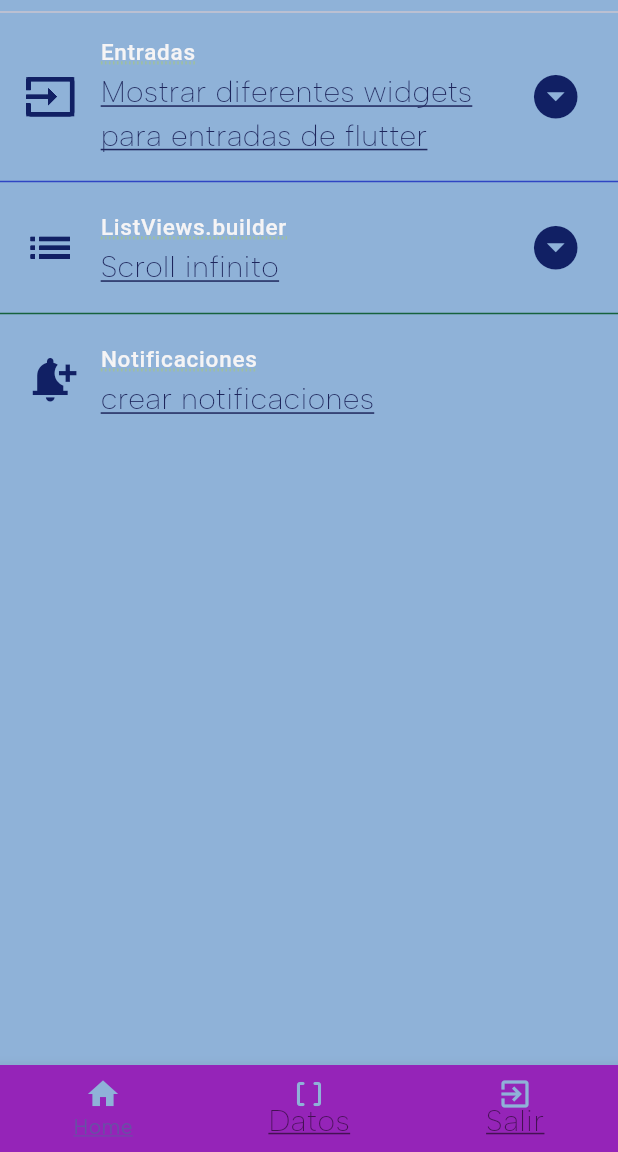
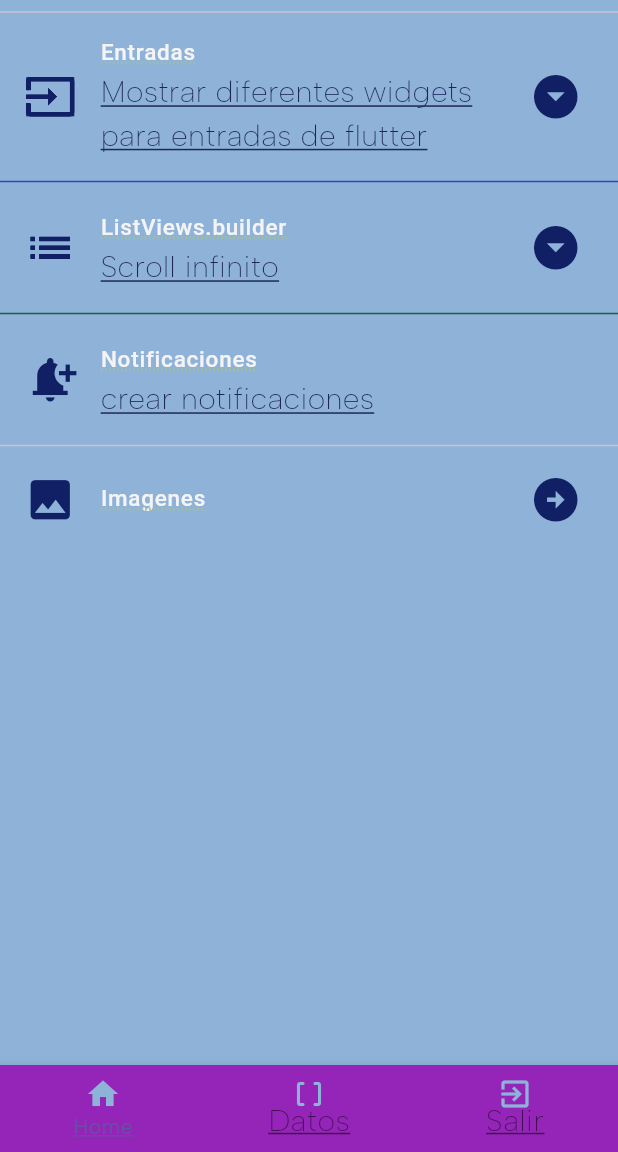
Before and after one commit to GabrielGLuna/componentes_flutter, a Flutter app: the screen it shows after launch, on a phone screen of 412 x 824 dp, the part 84-1236 px from its top. Run offline on Flutter 3.47's test engine with Material 3 defaults, Android fonts, the phone set to English and light mode, and no system bars; our stand-ins replace google_fonts.

Commit message:
13  Images 1

```diff
--- a/lib/screens/home_Screen.dart
+++ b/lib/screens/home_Screen.dart
@@ -1,4 +1,5 @@
 import 'package:flutter/material.dart';
+import 'package:practica_3/screens/images_screen.dart';
 import 'package:practica_3/screens/infinite_list_screen.dart';
 import 'package:practica_3/screens/input_screen.dart';
 import 'package:practica_3/screens/notifications_screen.dart';
@@ -86,6 +87,23 @@ class HomeScreen extends StatelessWidget {
                 Navigator.push(context, ruta3);
               },
             ),
+            const  Divider(),
+            ListTile(
+              leading: IconTheme(
+                data: AppTheme.lightTheme.iconTheme,
+                child: const Icon(Icons.image),),
+                title: Text(
+                  'Imagenes',
+                  style: AppTheme.lightTheme.textTheme.headlineLarge,
+                ),
+                trailing: IconTheme(data: AppTheme.lightTheme.iconTheme,child:const Icon(Icons.arrow_circle_right) ),
+                onTap: () {
+                final ruta4 = MaterialPageRoute(builder: (context){
+                  return const ImagesScreen();
+                });
+                Navigator.push(context, ruta4);
+              },
+            )
           ],
         ),
         bottomNavigationBar: BottomNavigationBar(
--- a/pubspec.yaml
+++ b/pubspec.yaml
@@ -18,3 +18,6 @@ dev_dependencies:
 
 flutter:
   uses-material-design: true
+  assets:
+    - assets/imgs/darth.jpg
+    - assets/imgs/eilipuma.jpg
```
Also changed, not shown: lib/screens/images_screen.dart (added, +49 -0 lines).
